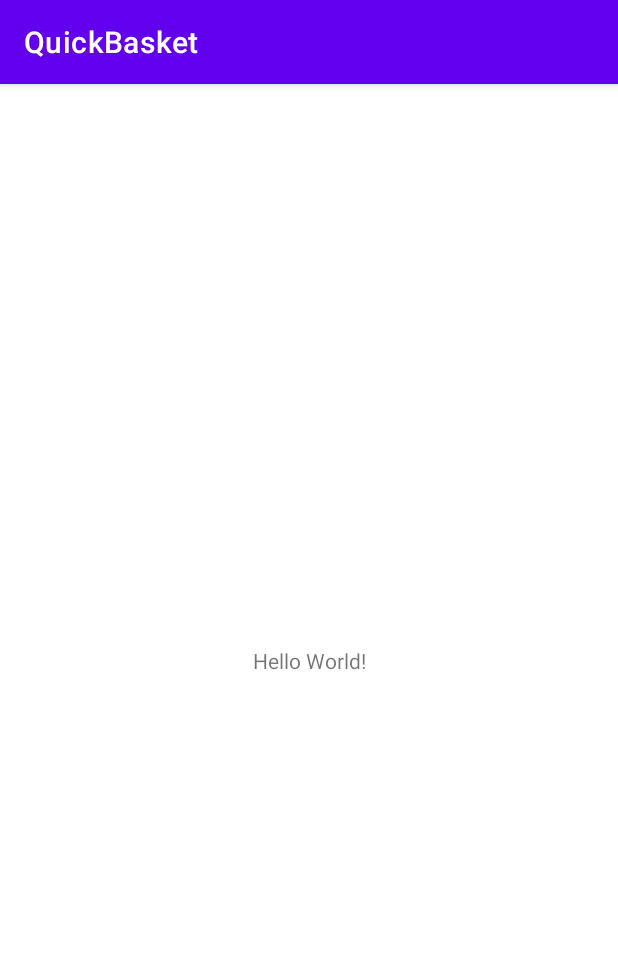
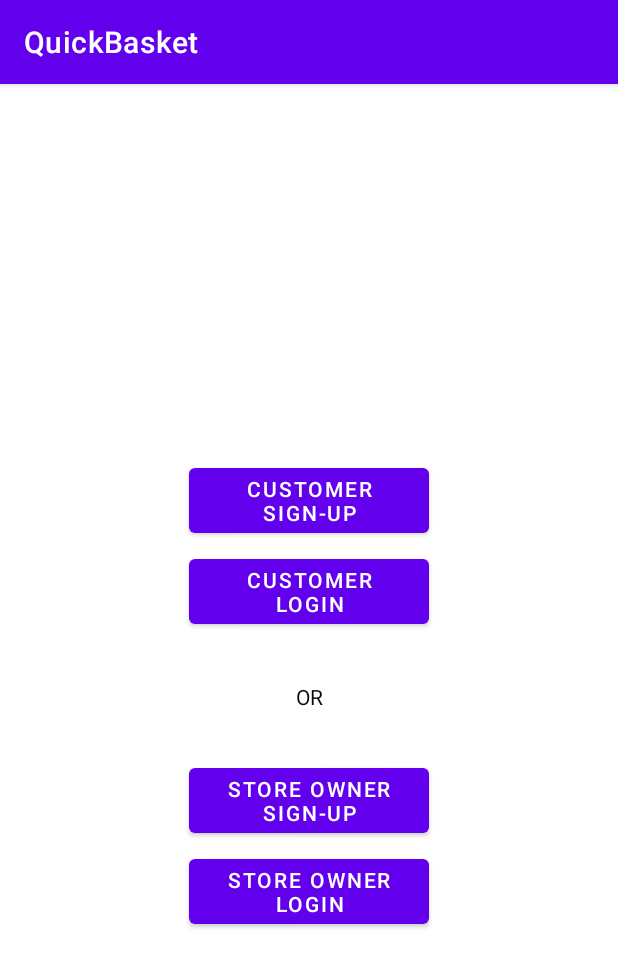
Before and after one commit to LunarECL/QuickBasket, an Android app: the screen it shows after launch (MainActivity), on a phone screen of 412 x 824 dp. Shown: the top 967 px of the screen. Run offline under Robolectric (Android 15) with nearby library versions, the phone set to English and light mode, and no system bars; our stand-ins replace Firebase (no records; nobody signed in at launch, a user with empty details on screens opened directly).

Commit message:
Beatrice designed main screen, customer login and store owner login

```diff
--- a/app/src/main/res/layout/activity_main.xml
+++ b/app/src/main/res/layout/activity_main.xml
@@ -6,13 +6,61 @@
     android:layout_height="match_parent"
     tools:context=".MainActivity">
 
+    <Button
+        android:id="@+id/button"
+        android:layout_width="160dp"
+        android:layout_height="55dp"
+        android:layout_marginTop="250dp"
+        android:text="@string/signup_customer"
+        app:layout_constraintEnd_toEndOf="parent"
+        app:layout_constraintHorizontal_bias="0.5"
+        app:layout_constraintStart_toStartOf="parent"
+        app:layout_constraintTop_toTopOf="parent" />
+
+    <Button
+        android:id="@+id/button2"
+        android:layout_width="160dp"
+        android:layout_height="55dp"
+        android:layout_marginTop="450dp"
+        android:text="@string/signup_storeowner"
+        app:layout_constraintEnd_toEndOf="parent"
+        app:layout_constraintHorizontal_bias="0.5"
+        app:layout_constraintStart_toStartOf="parent"
+        app:layout_constraintTop_toTopOf="parent" />
+
+    <Button
+        android:id="@+id/button3"
+        android:layout_width="160dp"
+        android:layout_height="55dp"
+        android:layout_marginTop="5dp"
+        android:text="@string/login_customer"
+        app:layout_constraintEnd_toEndOf="parent"
+        app:layout_constraintHorizontal_bias="0.5"
+        app:layout_constraintStart_toStartOf="parent"
+        app:layout_constraintTop_toBottomOf="@+id/button" />
+
+    <Button
+        android:id="@+id/button4"
+        android:layout_width="160dp"
+        android:layout_height="55dp"
+        android:layout_marginTop="5dp"
+        android:text="@string/login_storeowner"
+        app:layout_constraintEnd_toEndOf="parent"
+        app:layout_constraintHorizontal_bias="0.5"
+        app:layout_constraintStart_toStartOf="parent"
+        app:layout_constraintTop_toBottomOf="@+id/button2" />
+
     <TextView
+        android:id="@+id/textView"
         android:layout_width="wrap_content"
         android:layout_height="wrap_content"
-        android:text="Hello World!"
-        app:layout_constraintBottom_toBottomOf="parent"
-        app:layout_constraintLeft_toLeftOf="parent"
-        app:layout_constraintRight_toRightOf="parent"
-        app:layout_constraintTop_toTopOf="parent" />
-
+        android:layout_marginTop="33dp"
+        android:layout_marginBottom="33dp"
+        android:text="@string/or_key"
+        android:textColor="#070707"
+        app:layout_constraintBottom_toTopOf="@+id/button2"
+        app:layout_constraintEnd_toEndOf="parent"
+        app:layout_constraintHorizontal_bias="0.5"
+        app:layout_constraintStart_toStartOf="parent"
+        app:layout_constraintTop_toBottomOf="@+id/button3" />
 </androidx.constraintlayout.widget.ConstraintLayout>
--- a/app/src/main/res/values/strings.xml
+++ b/app/src/main/res/values/strings.xml
@@ -1,3 +1,14 @@
 <resources>
     <string name="app_name">QuickBasket</string>
+    <string name="signup_customer">Customer Sign-up</string>
+    <string name="signup_storeowner">Store Owner Sign-up</string>
+    <string name="login_customer">Customer Login</string>
+    <string name="login_storeowner">Store Owner Login</string>
+    <string name="or_key">OR</string>
+    <string name="enter_username">Enter Username</string>
+    <string name="enter_password">Enter Password</string>
+    <string name="button_login">LOGIN</string>
+    <string name="welcome_message">WELCOME!</string>
+    <string name="login_custumor_heading">Login as a Customer</string>
+    <string name="login_storeowner_heading">Login as a Store Owner</string>
 </resources>
```
Also changed, not shown: app/src/main/AndroidManifest.xml (+12 -1 lines), app/src/main/java/com/example/quickbasket/LoginCustomerPage.java (added, +14 -0 lines), app/src/main/java/com/example/quickbasket/LoginStoreOwnerPage.java (added, +14 -0 lines), app/src/main/java/com/example/quickbasket/SignupCustomerPage.java (added, +14 -0 lines), app/src/main/res/layout/activity_login_page.xml (added, +72 -0 lines), app/src/main/res/layout/activity_login_store_owner_page.xml (added, +73 -0 lines), app/src/main/res/layout/activity_signup_customer_page.xml (added, +17 -0 lines).
